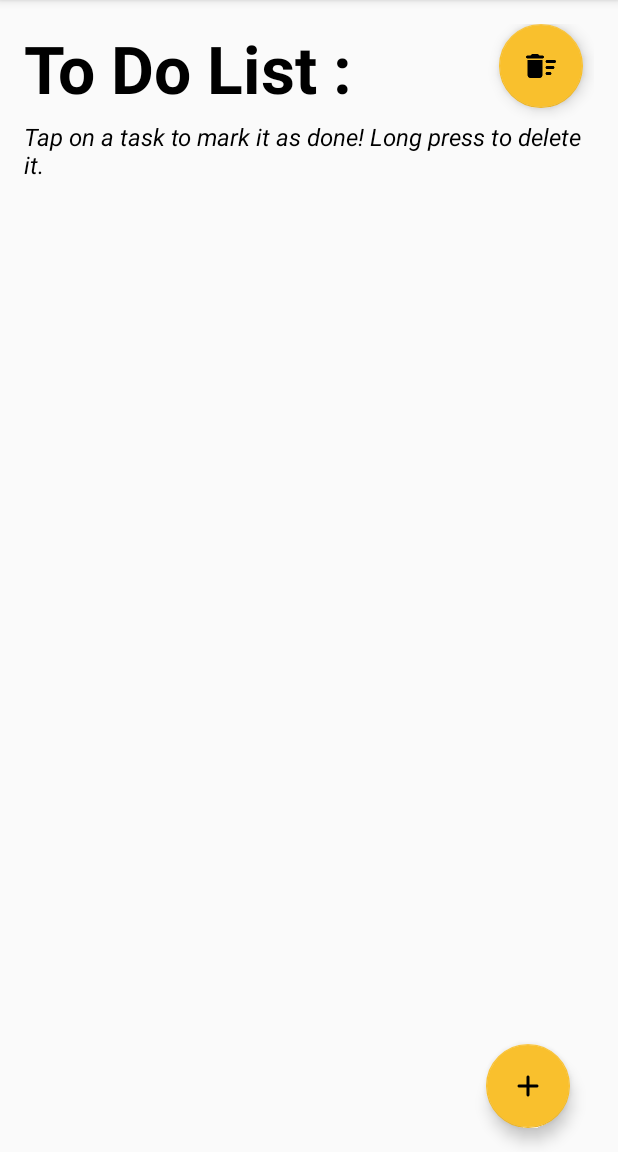
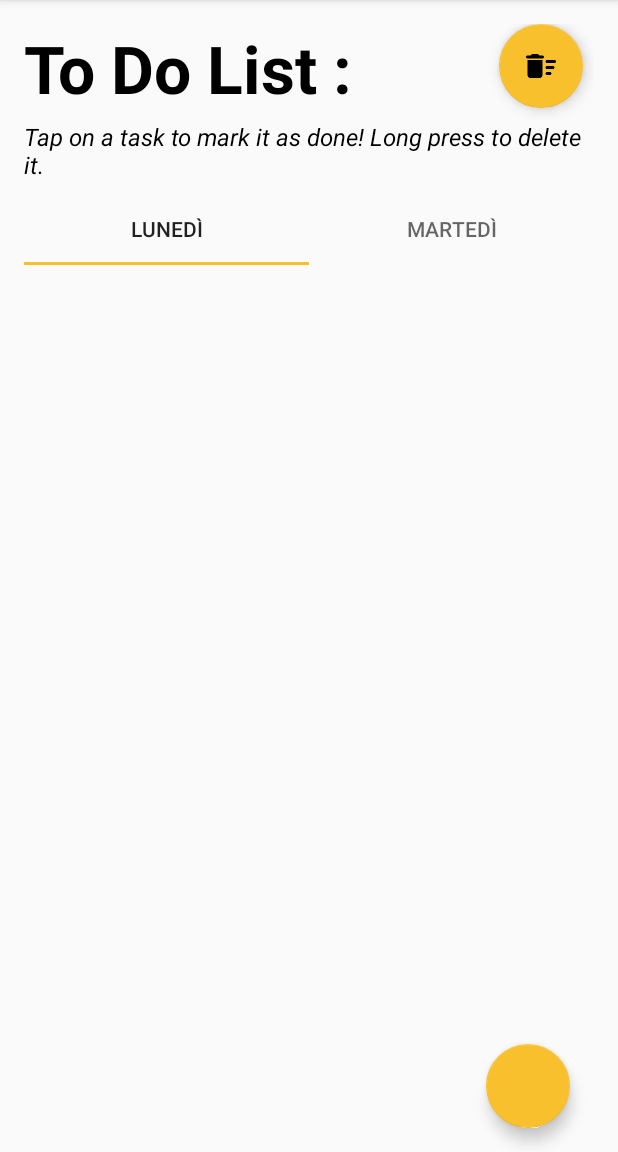
Before and after one commit to NicolaFattoruso/TaskDo2, an Android app: the screen it shows after launch (MainActivity), on a phone screen of 412 x 824 dp, the part 84-1236 px from its top. Run offline under Robolectric (Android 15) with nearby library versions, the phone set to English and light mode, and no system bars; our stand-ins replace Room's generated code.

Commit message:
TabLayout implemented

```diff
--- a/app/src/main/AndroidManifest.xml
+++ b/app/src/main/AndroidManifest.xml
@@ -14,6 +14,7 @@
 
         <activity android:name=".AddTaskActivity" />
         <activity android:name=".MainActivity">
+
             <intent-filter>
                 <action android:name="android.intent.action.MAIN" />
 
--- a/app/src/main/java/com/example/android/taskdo/MainActivity.java
+++ b/app/src/main/java/com/example/android/taskdo/MainActivity.java
@@ -1,17 +1,16 @@
 package com.example.android.taskdo;
+
+import android.content.DialogInterface;
+import android.os.Bundle;
+import android.view.View;
 
 import androidx.appcompat.app.AlertDialog;
 import androidx.appcompat.app.AppCompatActivity;
 import androidx.room.Room;
-
-import android.content.DialogInterface;
-import android.content.Intent;
-import android.os.Bundle;
-import android.view.View;
-import android.widget.AdapterView;
-import android.widget.ListView;
+import androidx.viewpager.widget.ViewPager;
 
 import com.google.android.material.floatingactionbutton.FloatingActionButton;
+import com.google.android.material.tabs.TabLayout;
 
 import java.util.List;
 
@@ -26,77 +25,46 @@ public class MainActivity extends AppCompatActivity {
         super.onCreate(savedInstanceState);
         setContentView(R.layout.activity_main);
 
+
+        //Database
         //Database?!
-        final AppDatabase db = Room.databaseBuilder(getApplicationContext(), AppDatabase.class, "database")
+        final AppDatabase db = Room.databaseBuilder(this, AppDatabase.class, "database")
                 .allowMainThreadQueries().build();
 
         //Loads the tasks from the database
         taskList = db.TaskDao().getAllTasks();
 
-
-        /*
-         * Create a {@link TaskAdapter}, whose data source is a list of
-         {@link Task}s. The adapter knows how to create list item views for each item
-         in the list. */
-        final TaskAdapter taskAdapter = new TaskAdapter(this, taskList);
-
-        // Get a reference to the ListView, and attach the adapter to the listView.
-        ListView listView = findViewById(R.id.list);
-        listView.setAdapter(taskAdapter);
-
-        //Find FAB for adding a task
-        FloatingActionButton addTaskFab = findViewById(R.id.add_task_fab);
-
-        //Find FAB to remove all tasks
+        //FAB to remove all tasks
         FloatingActionButton removeTasksFab = findViewById(R.id.remove_tasks_fab);
-
-        //Sets an onClickListener on each item of the ListView
-        listView.setOnItemClickListener(new AdapterView.OnItemClickListener() {
-            @Override
-            public void onItemClick(AdapterView<?> adapterView, View view, int i, long l) {
-                Task currentTask = taskList.get(i);
-                //Since the user tapped on an item, its status is changed.
-                currentTask.changeTaskStatus();
-                //Updates the Database to reflect the change just made
-                db.TaskDao().updateTaskStatus(currentTask.getTaskStatus(), currentTask.getID());
-                //Notifies the adapter that the dataset has changed and refreshes it
-                taskAdapter.notifyDataSetChanged();
-            }
-        });
-
-        listView.setOnItemLongClickListener(new AdapterView.OnItemLongClickListener() {
-            @Override
-            public boolean onItemLongClick(AdapterView<?> adapterView, View view, int i, long l) {
-                //Shows the user an Alert before deleting an item from the list
-                showAlertOnDeletion(view, db, taskAdapter, i);
-                return true;
-            }
-        });
 
         //Sets a click Listener on the RemoveTaskFab and calls showAlertNukeButtonClicked()
         removeTasksFab.setOnClickListener(new View.OnClickListener() {
             @Override
             public void onClick(View view) {
                 //Shows the user an Alert before deleting all items from the list
-                showAlertNukeButtonClicked(view, db, taskAdapter);
+                showAlertNukeButtonClicked(view, db);
             }
         });
 
-        addTaskFab.setOnClickListener(new View.OnClickListener() {
-            @Override
-            public void onClick(View view) {
-                addTaskIntent();
-                finish();
-            }
-        });
-    }
+        // Find the view pager that will allow the user to swipe between fragments
+        ViewPager viewPager = (ViewPager) findViewById(R.id.viewpager);
 
+        // Create an adapter that knows which fragment should be shown on each page
+        SimpleFragmentPagerAdapter adapter = new SimpleFragmentPagerAdapter(this, getSupportFragmentManager());
 
-    /**
-     * Function that starts another activity to get the name of the Task
-     */
-    private void addTaskIntent() {
-        startActivity(new Intent(this, AddTaskActivity.class));
+        // Set the adapter onto the view pager
+        viewPager.setAdapter(adapter);
+
+        // Find the tab layout that shows the tabs
+        TabLayout tabLayout = (TabLayout) findViewById(R.id.tabs);
+
+        // Connect the tab layout with the view pager. This will
+        //   1. Update the tab layout when the view pager is swiped
+        //   2. Update the view pager when a tab is selected
+        //   3. Set the tab layout's tab names with the view pager's adapter's titles
+        //      by calling onPageTitle()
+        tabLayout.setupWithViewPager(viewPager);
+
     }
 
 
@@ -105,9 +73,9 @@ public class MainActivity extends AppCompatActivity {
      *
      * @param view view?
      * @param db          is the database where all entries are stored
-     * @param taskAdapter needed to update the listview on screen
+     *
      */
-    public void showAlertNukeButtonClicked(View view, final AppDatabase db, final TaskAdapter taskAdapter) {
+    public void showAlertNukeButtonClicked(View view, final AppDatabase db) {
         // setup the alert builder
         AlertDialog.Builder builder = new AlertDialog.Builder(this);
         //Set the title and message of the dialog
@@ -121,8 +89,6 @@ public class MainActivity extends AppCompatActivity {
                 taskList.clear();
                 //Deletes all entries in the Database
                 db.TaskDao().nukeTable();
-                //Notifies the adapter that dataset has changed so it can refresh
-                taskAdapter.notifyDataSetChanged();
             }
         });
         //Negative button does nothing
@@ -132,38 +98,5 @@ public class MainActivity extends AppCompatActivity {
         dialog.show();
     }
 
-    /**
-     * @param view view?
-     * @param db is the database with all items
-     * @param taskAdapter is the adapter which takes care of displaying all tasks
-     * @param position  is the position in which the adapter is currently
-     */
-    public void showAlertOnDeletion(View view, final AppDatabase db,
-                                    final TaskAdapter taskAdapter, final int position) {
-
-        //Retrieve currentTask from adapter
-        final Task currentTask = taskList.get(position);
-
-        // setup the alert builder
-        AlertDialog.Builder builder = new AlertDialog.Builder(this);
-        //Set title and message for the warning
-        builder.setTitle(getString(R.string.warning));
-        builder.setMessage(getString(R.string.deleteConfirmation) + currentTask.getTaskName() + " ?");
-        // add the buttons
-        builder.setPositiveButton(getString(R.string.delete), new DialogInterface.OnClickListener() {
-
-            @Override
-            public void onClick(DialogInterface dialogInterface, int i) {
-                //remove current entry from the database and from the List
-                db.TaskDao().deleteTaskById(currentTask.getID());
-                taskList.remove(position);
-                taskAdapter.notifyDataSetChanged();
-            }
-        });
-        builder.setNegativeButton(getString(R.string.cancel), null);
-        // create and show the alert dialog
-        AlertDialog dialog = builder.create();
-        dialog.show();
-    }
 
 }
--- /dev/null
+++ b/app/src/main/java/com/example/android/taskdo/MondayFragment.java
@@ -0,0 +1,141 @@
+package com.example.android.taskdo;
+
+
+import android.content.DialogInterface;
+import android.content.Intent;
+import android.os.Bundle;
+import android.view.LayoutInflater;
+import android.view.View;
+import android.view.ViewGroup;
+import android.widget.AdapterView;
+import android.widget.ListView;
+
+import androidx.appcompat.app.AlertDialog;
+import androidx.fragment.app.Fragment;
+import androidx.room.Room;
+
+import com.google.android.material.floatingactionbutton.FloatingActionButton;
+
+import java.util.List;
+
+/**
+ * A simple {@link Fragment} subclass.
+ */
+public class MondayFragment extends Fragment {
+    private static final String TAG = "MondayFragment";
+
+    List<Task> taskList;
+
+
+    public MondayFragment() {
+        // Required empty public constructor
+    }
+
+
+    @Override
+    public View onCreateView(LayoutInflater inflater, ViewGroup container,
+                             Bundle savedInstanceState) {
+
+        View rootView = inflater.inflate(R.layout.task_list, container, false);
+
+        //Database?!
+        final AppDatabase db = Room.databaseBuilder(getContext(), AppDatabase.class, "database")
+                .allowMainThreadQueries().build();
+
+        //Loads the tasks from the database
+        taskList = db.TaskDao().getAllTasks();
+
+
+        /*
+         * Create a {@link TaskAdapter}, whose data source is a list of
+         {@link Task}s. The adapter knows how to create list item views for each item
+         in the list. */
+        final TaskAdapter taskAdapter = new TaskAdapter(getActivity(), taskList);
+
+        // Get a reference to the ListView, and attach the adapter to the listView.
+        ListView listView = rootView.findViewById(R.id.list);
+        listView.setAdapter(taskAdapter);
+
+        //Find FAB for adding a task
+        FloatingActionButton addTaskFab = rootView.findViewById(R.id.add_task_fab);
+
+        //Sets an onClickListener on each item of the ListView
+        listView.setOnItemClickListener(new AdapterView.OnItemClickListener() {
+            @Override
+            public void onItemClick(AdapterView<?> adapterView, View view, int i, long l) {
+                Task currentTask = taskList.get(i);
+                //Since the user tapped on an item, its status is changed.
+                currentTask.changeTaskStatus();
+                //Updates the Database to reflect the change just made
+                db.TaskDao().updateTaskStatus(currentTask.getTaskStatus(), currentTask.getID());
+                //Notifies the adapter that the dataset has changed and refreshes it
+                taskAdapter.notifyDataSetChanged();
+            }
+        });
+
+        listView.setOnItemLongClickListener(new AdapterView.OnItemLongClickListener() {
+            @Override
+            public boolean onItemLongClick(AdapterView<?> adapterView, View view, int i, long l) {
+                //Shows the user an Alert before deleting an item from the list
+                showAlertOnDeletion(view, db, taskAdapter, i);
+                return true;
+            }
+        });
+
+
+        addTaskFab.setOnClickListener(new View.OnClickListener() {
+            @Override
+            public void onClick(View view) {
+                addTaskIntent();
+                getActivity().finish();
+            }
+        });
+
+        return rootView;
+    }
+
+
+
+    /**
+     * Function that starts another activity to get the name of the Task
+     */
+    private void addTaskIntent() {
+        startActivity(new Intent(getActivity(), AddTaskActivity.class));
+    }
+
+
+    /**
+     * @param view view?
+     * @param db is the database with all items
+     * @param taskAdapter is the adapter which takes care of displaying all tasks
+     * @param position  is the position in which the adapter is currently
+     */
+    public void showAlertOnDeletion(View view, final AppDatabase db,
+                                    final TaskAdapter taskAdapter, final int position) {
+
+        //Retrieve currentTask from adapter
+        final Task currentTask = taskList.get(position);
+
+        // setup the alert builder
+        AlertDialog.Builder builder = new AlertDialog.Builder(getActivity());
+        //Set title and message for the warning
+        builder.setTitle(getString(R.string.warning));
+        builder.setMessage(getString(R.string.deleteConfirmation) + currentTask.getTaskName() + " ?");
+        // add the buttons
+        builder.setPositiveButton(getString(R.string.delete), new DialogInterface.OnClickListener() {
+
+            @Override
+            public void onClick(DialogInterface dialogInterface, int i) {
+                //remove current entry from the database and from the List
+                db.TaskDao().deleteTaskById(currentTask.getID());
+                taskList.remove(position);
+                taskAdapter.notifyDataSetChanged();
+            }
+        });
+        builder.setNegativeButton(getString(R.string.cancel), null);
+        // create and show the alert dialog
+        AlertDialog dialog = builder.create();
+        dialog.show();
+    }
+
+}
--- /dev/null
+++ b/app/src/main/java/com/example/android/taskdo/SimpleFragmentPagerAdapter.java
@@ -0,0 +1,45 @@
+package com.example.android.taskdo;
+
+import android.content.Context;
+
+import androidx.annotation.Nullable;
+import androidx.fragment.app.Fragment;
+import androidx.fragment.app.FragmentManager;
+import androidx.fragment.app.FragmentPagerAdapter;
+
+public class SimpleFragmentPagerAdapter extends FragmentPagerAdapter {
+
+    /** Context of the app */
+    private Context mContext;
+
+    public SimpleFragmentPagerAdapter(Context context, FragmentManager fragmentManager) {
+        super(fragmentManager);
+        mContext = context;
+    }
+
+    @Override
+    public Fragment getItem(int position) {
+        switch (position)
+        {
+            case 0: return new MondayFragment();
+            case 1: return new TuesdayFragment();
+            default: return null;
+        }
+    }
+
+    @Override
+    public int getCount() {
+        return 2;
+    }
+
+    @Nullable
+    @Override
+    public CharSequence getPageTitle(int position) {
+        switch (position)
+        {
+            case 0: return "Lunedì";
+            case 1: return "Martedì";
+            default: return "DEF_PAGE_TITLE";
+        }
+    }
+}
--- /dev/null
+++ b/app/src/main/java/com/example/android/taskdo/TuesdayFragment.java
@@ -0,0 +1,184 @@
+package com.example.android.taskdo;
+
+
+import android.content.DialogInterface;
+import android.content.Intent;
+import android.os.Bundle;
+import android.view.LayoutInflater;
+import android.view.View;
+import android.view.ViewGroup;
+import android.widget.AdapterView;
+import android.widget.ListView;
+
+import androidx.appcompat.app.AlertDialog;
+import androidx.fragment.app.Fragment;
+import androidx.room.Room;
+
+import com.google.android.material.floatingactionbutton.FloatingActionButton;
+
+import java.util.List;
+
+/**
+ * A simple {@link Fragment} subclass.
+ */
+public class TuesdayFragment extends Fragment {
+    private static final String TAG = "MondayFragment";
+
+    List<Task> taskList;
+
+
+    public TuesdayFragment() {
+        // Required empty public constructor
+    }
+
+
+    @Override
+    public View onCreateView(LayoutInflater inflater, ViewGroup container,
+                             Bundle savedInstanceState) {
+
+        View rootView = inflater.inflate(R.layout.task_list, container, false);
+
+        //Database?!
+        final AppDatabase db = Room.databaseBuilder(getContext(), AppDatabase.class, "tuesdayDb")
+                .allowMainThreadQueries().build();
+
+        //Loads the tasks from the database
+        taskList = db.TaskDao().getAllTasks();
+
+
+        /*
+         * Create a {@link TaskAdapter}, whose data source is a list of
+         {@link Task}s. The adapter knows how to create list item views for each item
+         in the list. */
+        final TaskAdapter taskAdapter = new TaskAdapter(getActivity(), taskList);
+
+        // Get a reference to the ListView, and attach the adapter to the listView.
+        ListView listView = rootView.findViewById(R.id.list);
+        listView.setAdapter(taskAdapter);
+
+        //Find FAB for adding a task
+        FloatingActionButton addTaskFab = rootView.findViewById(R.id.add_task_fab);
+
+//        //Find FAB to remove all tasks
+//        FloatingActionButton removeTasksFab = rootView.findViewById(R.id.remove_tasks_fab);
+
+        //Sets an onClickListener on each item of the ListView
+        listView.setOnItemClickListener(new AdapterView.OnItemClickListener() {
+            @Override
+            public void onItemClick(AdapterView<?> adapterView, View view, int i, long l) {
+                Task currentTask = taskList.get(i);
+                //Since the user tapped on an item, its status is changed.
+                currentTask.changeTaskStatus();
+                //Updates the Database to reflect the change just made
+                db.TaskDao().updateTaskStatus(currentTask.getTaskStatus(), currentTask.getID());
+                //Notifies the adapter that the dataset has changed and refreshes it
+                taskAdapter.notifyDataSetChanged();
+            }
+        });
+
+        listView.setOnItemLongClickListener(new AdapterView.OnItemLongClickListener() {
+            @Override
+            public boolean onItemLongClick(AdapterView<?> adapterView, View view, int i, long l) {
+                //Shows the user an Alert before deleting an item from the list
+                showAlertOnDeletion(view, db, taskAdapter, i);
+                return true;
+            }
+        });
+
+        //Sets a click Listener on the RemoveTaskFab and calls showAlertNukeButtonClicked()
+//        removeTasksFab.setOnClickListener(new View.OnClickListener() {
+//            @Override
+//            public void onClick(View view) {
+//                //Shows the user an Alert before deleting all items from the list
+//                showAlertNukeButtonClicked(view, db, taskAdapter);
+//            }
+//        });
+//
+//        addTaskFab.setOnClickListener(new View.OnClickListener() {
+//            @Override
+//            public void onClick(View view) {
+//                addTaskIntent();
+//                getActivity().finish();
+//            }
+//        });
+
+        return rootView;
+    }
+
+
+
+    /**
+     * Function that starts another activity to get the name of the Task
+     */
+    private void addTaskIntent() {
+        startActivity(new Intent(getActivity(), AddTaskActivity.class));
+    }
+
+
+    /**
+     * Requests a confirmation from the user before deleting everything
+     *
+     * @param view view?
+     * @param db          is the database where all entries are stored
+     * @param taskAdapter needed to update the listview on screen
+     */
+    public void showAlertNukeButtonClicked(View view, final AppDatabase db, final TaskAdapter taskAdapter) {
+        // setup the alert builder
+        AlertDialog.Builder builder = new AlertDialog.Builder(getActivity());
+        //Set the title and message of the dialog
+        builder.setTitle(getString(R.string.warning));
+        builder.setMessage(getString(R.string.nukeConfirmation));
+        // add positive and negative buttons and set corresponding actions
+        builder.setPositiveButton(getString(R.string.delete), new DialogInterface.OnClickListener() {
+            @Override
+            public void onClick(DialogInterface dialogInterface, int i) {
+                //Deletes all items from the List
+                taskList.clear();
+                //Deletes all entries in the Database
+                db.TaskDao().nukeTable();
+                //Notifies the adapter that dataset has changed so it can refresh
+                taskAdapter.notifyDataSetChanged();
+            }
+        });
+        //Negative button does nothing
+        builder.setNegativeButton(getString(R.string.cancel), null);
+        // create and show the alert dialog
+        AlertDialog dialog = builder.create();
+        dialog.show();
+    }
+
+    /**
+     * @param view view?
+     * @param db is the database with all items
+     * @param taskAdapter is the adapter which takes care of displaying all tasks
+     * @param position  is the position in which the adapter is currently
+     */
+    public void showAlertOnDeletion(View view, final AppDatabase db,
+                                    final TaskAdapter taskAdapter, final int position) {
+
+        //Retrieve currentTask from adapter
+        final Task currentTask = taskList.get(position);
+
+        // setup the alert builder
+        AlertDialog.Builder builder = new AlertDialog.Builder(getActivity());
+        //Set title and message for the warning
+        builder.setTitle(getString(R.string.warning));
+        builder.setMessage(getString(R.string.deleteConfirmation) + currentTask.getTaskName() + " ?");
+        // add the buttons
+        builder.setPositiveButton(getString(R.string.delete), new DialogInterface.OnClickListener() {
+
+            @Override
+            public void onClick(DialogInterface dialogInterface, int i) {
+                //remove current entry from the database and from the List
+                db.TaskDao().deleteTaskById(currentTask.getID());
+                taskList.remove(position);
+                taskAdapter.notifyDataSetChanged();
+            }
+        });
+        builder.setNegativeButton(getString(R.string.cancel), null);
+        // create and show the alert dialog
+        AlertDialog dialog = builder.create();
+        dialog.show();
+    }
+
+}
--- a/app/src/main/res/layout/activity_main.xml
+++ b/app/src/main/res/layout/activity_main.xml
@@ -45,31 +45,40 @@
         android:layout_marginBottom="8dp"
         android:textStyle="italic" />
 
+    <com.google.android.material.tabs.TabLayout
+        android:id="@+id/tabs"
+        android:layout_width="match_parent"
+        android:layout_height="wrap_content" />
 
-    <RelativeLayout
+    <androidx.viewpager.widget.ViewPager
+        android:id="@+id/viewpager"
         android:layout_width="match_parent"
-        android:layout_height="match_parent">
+        android:layout_height="match_parent" />
+
+    <!--<RelativeLayout-->
+        <!--android:layout_width="match_parent"-->
+        <!--android:layout_height="match_parent">-->
 
 
-        <ListView
-            android:id="@+id/list"
-            android:layout_width="match_parent"
-            android:layout_height="wrap_content">
+        <!--<ListView-->
+            <!--android:id="@+id/list"-->
+            <!--android:layout_width="match_parent"-->
+            <!--android:layout_height="wrap_content">-->
 
-        </ListView>
+        <!--</ListView>-->
 
-        <com.google.android.material.floatingactionbutton.FloatingActionButton
-            android:id="@+id/add_task_fab"
-            android:layout_width="wrap_content"
-            android:layout_height="wrap_content"
-            android:layout_alignParentEnd="true"
-            android:layout_alignParentBottom="true"
-            android:layout_marginEnd="16dp"
-            android:layout_marginBottom="16dp"
-            android:src="@drawable/round_add_black_48dp" />
+        <!--<com.google.android.material.floatingactionbutton.FloatingActionButton-->
+            <!--android:id="@+id/add_task_fab"-->
+            <!--android:layout_width="wrap_content"-->
+            <!--android:layout_height="wrap_content"-->
+            <!--android:layout_alignParentEnd="true"-->
+            <!--android:layout_alignParentBottom="true"-->
+            <!--android:layout_marginEnd="16dp"-->
+            <!--android:layout_marginBottom="16dp"-->
+            <!--android:src="@drawable/round_add_black_48dp" />-->
 
 
-    </RelativeLayout>
+    <!--</RelativeLayout>-->
 
 
 </LinearLayout>
--- /dev/null
+++ b/app/src/main/res/layout/task_list.xml
@@ -0,0 +1,30 @@
+<?xml version="1.0" encoding="utf-8"?>
+
+<RelativeLayout xmlns:android="http://schemas.android.com/apk/res/android"
+    android:layout_width="match_parent"
+    android:layout_height="match_parent">
+
+    <ListView xmlns:android="http://schemas.android.com/apk/res/android"
+        xmlns:app="http://schemas.android.com/apk/res-auto"
+        xmlns:tools="http://schemas.android.com/tools"
+        android:id="@+id/list"
+        android:layout_width="match_parent"
+        android:layout_height="match_parent"
+        android:orientation="vertical" />
+    <!--android:drawSelectorOnTop="true-->
+
+    <FrameLayout
+        android:layout_width="wrap_content"
+        android:layout_height="wrap_content"
+        android:layout_alignParentRight="true"
+        android:layout_alignParentBottom="true">
+
+        <com.google.android.material.floatingactionbutton.FloatingActionButton
+            android:id="@+id/add_task_fab"
+            android:layout_width="wrap_content"
+            android:layout_height="wrap_content"
+            android:layout_margin="16dp" />
+
+    </FrameLayout>
+
+</RelativeLayout>
--- a/app/src/main/res/values/strings.xml
+++ b/app/src/main/res/values/strings.xml
@@ -15,4 +15,6 @@
     <string name="insertTaskTime">When?</string>
     <string name="insertTimeHint">Press the clock icon to add a time for your task, press the button on the right to add it to your list!</string>
     <string name="timeNotSet">Time is not yet set!</string>
+
+
 </resources>
--- a/app/src/main/res/values/styles.xml
+++ b/app/src/main/res/values/styles.xml
@@ -8,4 +8,7 @@
         <item name="colorAccent">@color/colorAccent</item>
     </style>
 
+    <style name="MyCustomTabLayout" parent="Widget.Design.TabLayout">
+    </style>
+
 </resources>
```
Also changed, not shown: app/build.gradle (+9 -4 lines).
